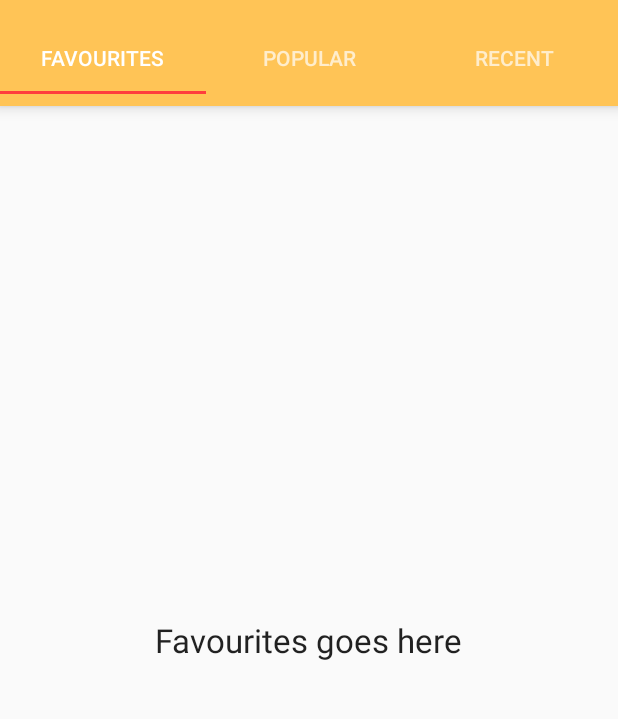
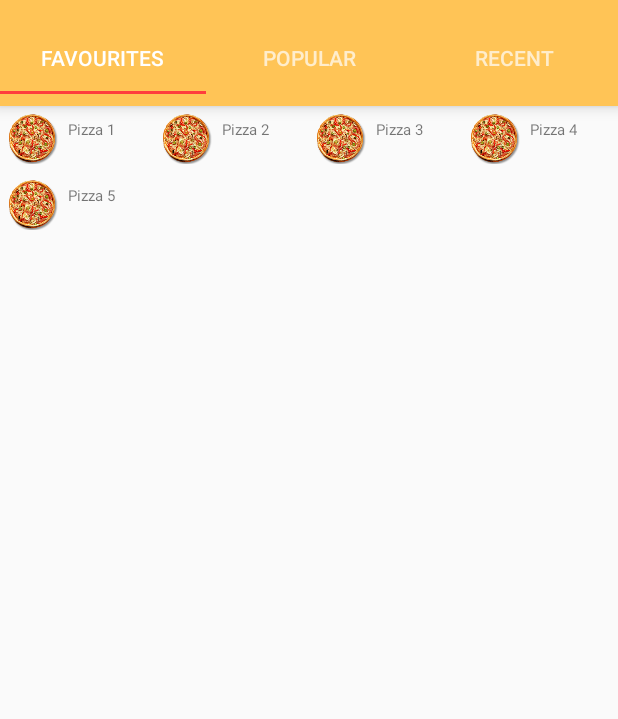
Before and after one commit to 0004072/Chefu, an Android app: the screen it shows after launch (MainActivity), on a phone screen of 412 x 824 dp, the part 62-781 px from its top. Run offline under Robolectric (Android 15) with nearby library versions, the phone set to English and light mode, and no system bars.

Commit message:
Grid view embedded in the tab fragment. Functional. Needs finetuning.

```diff
--- /dev/null
+++ b/app/src/main/java/com/hsenidmobile/romeosierra/chefu/adapters/ImageAdapter.java
@@ -0,0 +1,74 @@
+package com.hsenidmobile.romeosierra.chefu.adapters;
+
+import android.content.Context;
+import android.view.LayoutInflater;
+import android.view.View;
+import android.view.ViewGroup;
+import android.widget.BaseAdapter;
+import android.widget.ImageView;
+import android.widget.TextView;
+
+import com.hsenidmobile.romeosierra.chefu.R;
+
+/**
+ * Created by kanchana on 5/3/17.
+ */
+
+public class ImageAdapter extends BaseAdapter {
+    private Context context;
+    private String[] foodItems; // TODO: 5/3/17 replace with the result of data fetching from API
+
+    public ImageAdapter(Context context, String[] foodItems){
+        this.context = context;
+        this.foodItems = foodItems;
+        System.out.println();
+    }
+
+    @Override
+    public int getCount() {
+        return foodItems.length;
+    }
+
+    @Override
+    public Object getItem(int i) {
+        return null;
+    }
+
+    @Override
+    public long getItemId(int i) {
+        return 0;
+    }
+
+    @Override
+    public View getView(int i, View view, ViewGroup viewGroup) {
+        LayoutInflater layoutInflater = (LayoutInflater)context.getSystemService(Context.LAYOUT_INFLATER_SERVICE);
+
+        View gridView;
+
+        if (view == null) {
+
+            gridView = new View(context);
+
+            // get layout from mobile.xml
+            gridView = layoutInflater.inflate(R.layout.grid_view_item, null);
+
+            // set value into textview
+            TextView textView = (TextView) gridView
+                    .findViewById(R.id.grid_item_label);
+            textView.setText(foodItems[i]);
+
+            // set image based on selected text
+            ImageView imageView = (ImageView) gridView
+                    .findViewById(R.id.grid_item_image);
+
+            String mobile = foodItems[i];
+
+            imageView.setImageResource(R.drawable.pizza);
+
+        } else {
+            gridView = view;
+        }
+
+        return gridView;
+    }
+}
--- a/app/src/main/java/com/hsenidmobile/romeosierra/chefu/adapters/PagerAdapter.java
+++ b/app/src/main/java/com/hsenidmobile/romeosierra/chefu/adapters/PagerAdapter.java
@@ -20,15 +20,15 @@ public class PagerAdapter extends FragmentStatePagerAdapter {
         this.tabFragment = null;
         switch (position) {
             case 0:
-                this.tabFragment = new TabFragment().setContent("Favourites goes here");
+                this.tabFragment = new TabFragment().setContent(new String[]{"Pizza 1", "Pizza 2", "Pizza 3", "Pizza 4", "Pizza 5"});
                 break;
 
             case 1:
-                this.tabFragment = new TabFragment().setContent("Popular goes here");
+                this.tabFragment = new TabFragment().setContent(new String[]{"Pizza 2", "Pizza 3", "Pizza 4", "Pizza 5"});
                 break;
 
             case 2:
-                this.tabFragment = new TabFragment().setContent("Recent goes here");
+                this.tabFragment = new TabFragment().setContent(new String[]{"Pizza 1", "Pizza 2"});
                 break;
         }
         return this.tabFragment;
--- a/app/src/main/java/com/hsenidmobile/romeosierra/chefu/fragments/TabFragment.java
+++ b/app/src/main/java/com/hsenidmobile/romeosierra/chefu/fragments/TabFragment.java
@@ -1,39 +1,47 @@
 package com.hsenidmobile.romeosierra.chefu.fragments;
 
+import android.content.Context;
 import android.os.Bundle;
 import android.support.v4.app.Fragment;
 import android.view.LayoutInflater;
 import android.view.View;
 import android.view.ViewGroup;
+import android.widget.GridView;
 import android.widget.TextView;
+import android.widget.Toast;
 
 import com.hsenidmobile.romeosierra.chefu.R;
+import com.hsenidmobile.romeosierra.chefu.adapters.ImageAdapter;
 
 /**
  * Created by kanchana on 5/3/17.
  */
 
 public class TabFragment extends Fragment {
-    private String content;
+    private String[] content;
 
     public TabFragment() {
 
     }
 
-    public TabFragment setContent(String content) {
+    public TabFragment setContent(String[] content) {
         this.content = content;
         return this;
     }
 
     @Override
     public View onCreateView(LayoutInflater inflater, ViewGroup container, Bundle savedInstanceState) {
-        return inflater.inflate(R.layout.tab_fragment, container, false);
+        View view =  inflater.inflate(R.layout.tab_fragment, container, false);
+        GridView gridView = (GridView)view.findViewById(R.id.gridView1);
+        Context ctx = view.getContext();
+        gridView.setAdapter(new ImageAdapter(ctx, content));
+        return view;
     }
 
     @Override
     public void onActivityCreated(Bundle savedInstanceState){
         super.onActivityCreated(savedInstanceState);
-        TextView tv = (TextView)getView().findViewById(R.id.content);
-        tv.setText(this.content);
+        //GridView gridView = (GridView)getView().findViewById(R.id.gridView1);
+        //gridView.setAdapter(new ImageAdapter(getContext(), content));
     }
 }
--- /dev/null
+++ b/app/src/main/res/layout/grid_view_item.xml
@@ -0,0 +1,24 @@
+<?xml version="1.0" encoding="utf-8"?>
+<LinearLayout xmlns:android="http://schemas.android.com/apk/res/android"
+    android:layout_width="wrap_content"
+    android:layout_height="wrap_content"
+    android:padding="5dp" >
+
+    <ImageView
+        android:id="@+id/grid_item_image"
+        android:layout_width="50px"
+        android:layout_height="50px"
+        android:layout_marginRight="10px"
+        android:src="@drawable/pizza" >
+    </ImageView>
+
+    <TextView
+        android:id="@+id/grid_item_label"
+        android:layout_width="wrap_content"
+        android:layout_height="wrap_content"
+        android:text="@+id/label"
+        android:layout_marginTop="5px"
+        android:textSize="15px" >
+    </TextView>
+
+</LinearLayout>
--- a/app/src/main/res/layout/tab_fragment.xml
+++ b/app/src/main/res/layout/tab_fragment.xml
@@ -4,11 +4,15 @@
     android:layout_height="match_parent"
     android:orientation="vertical">
 
-    <TextView
-        android:id="@+id/content"
-        android:layout_width="wrap_content"
-        android:layout_height="wrap_content"
-        android:layout_centerInParent="true"
-        android:textAppearance="?android:attr/textAppearanceLarge"/>
+    <GridView xmlns:android="http://schemas.android.com/apk/res/android"
+        android:id="@+id/gridView1"
+        android:numColumns="auto_fit"
+        android:gravity="center"
+        android:columnWidth="100dp"
+        android:stretchMode="columnWidth"
+        android:layout_width="fill_parent"
+        android:layout_height="fill_parent" >
+
+    </GridView>
 
 </RelativeLayout>
```
Also changed, not shown: app/src/main/res/drawable-hdpi/pizza.png (added), app/src/main/res/drawable-mdpi/pizza.png (added), app/src/main/res/drawable-xhdpi/pizza.png (added), app/src/main/res/drawable-xxhdpi/pizza.png (added).
